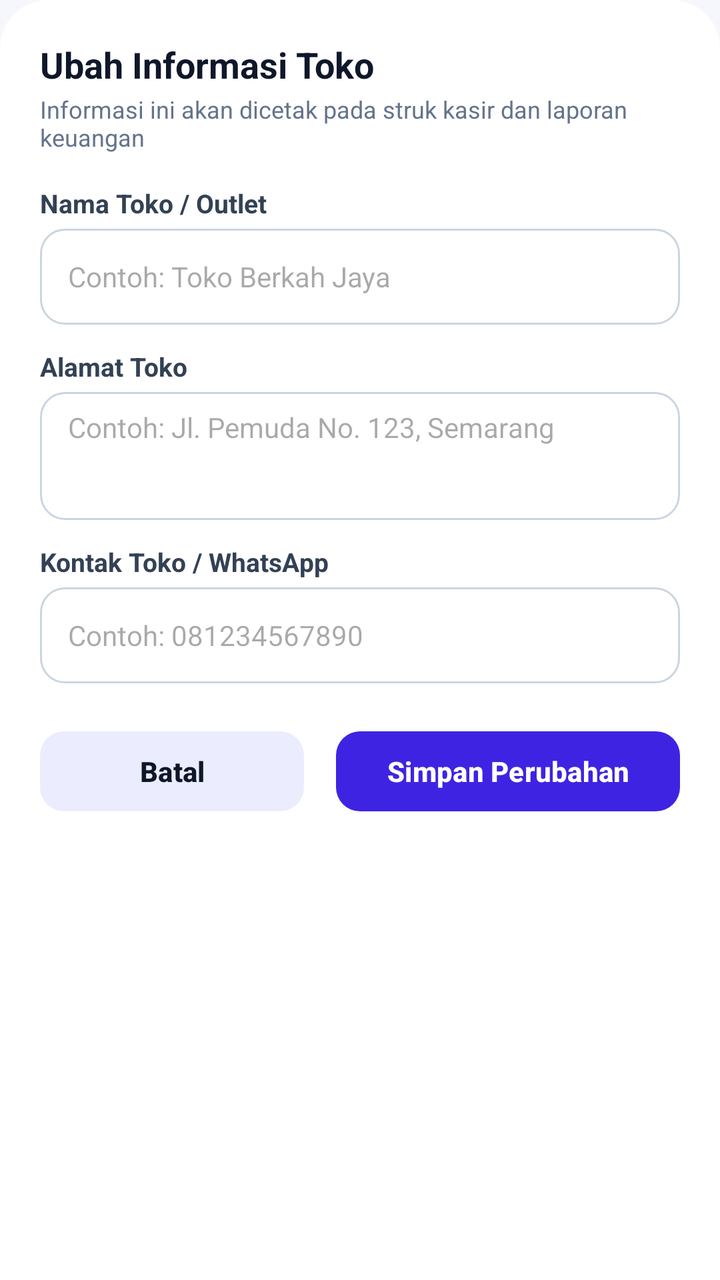
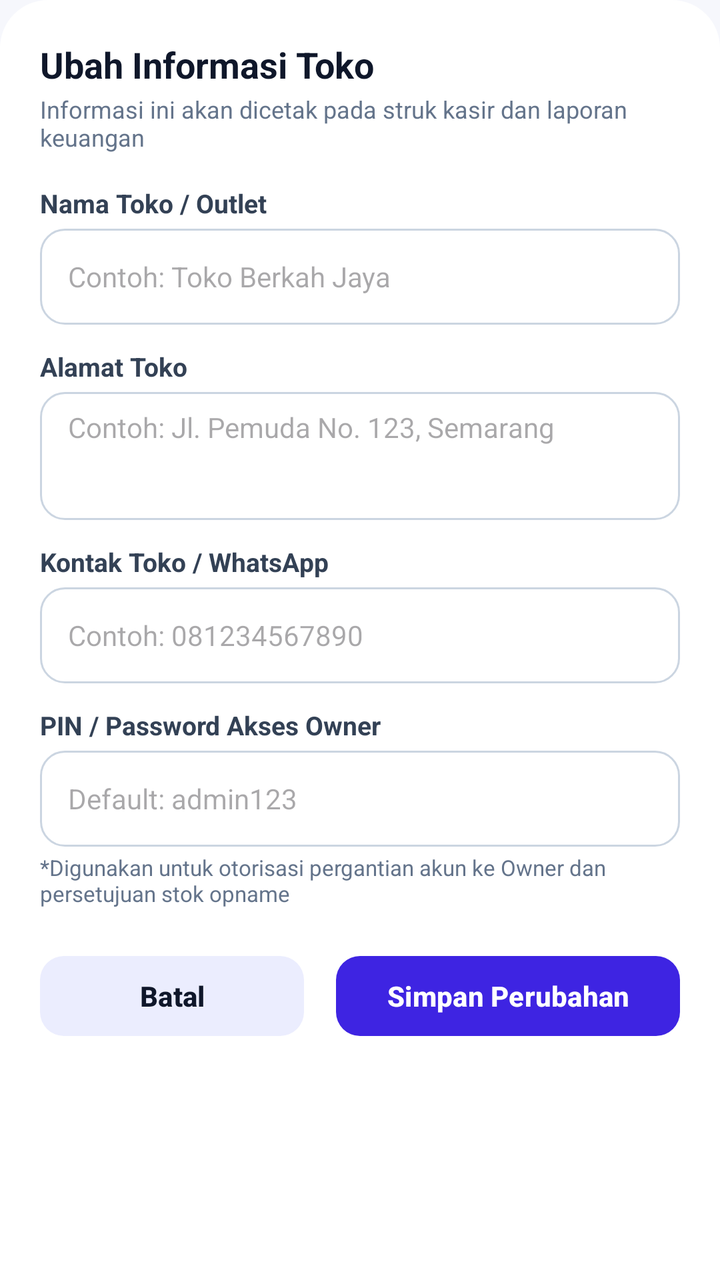

Two renders of the same Android screen: before a commit and after it. Below are the layout's source before the change and the commit's diff.
<!-- AndroidManifest.xml: application theme Theme.DenKasir -->
<!-- res/layout/dialog_edit_store_profile.xml -->
<?xml version="1.0" encoding="utf-8"?>
<androidx.core.widget.NestedScrollView
    xmlns:android="http://schemas.android.com/apk/res/android"
    xmlns:app="http://schemas.android.com/apk/res-auto"
    android:layout_width="match_parent"
    android:layout_height="wrap_content"
    android:background="@drawable/bg_bottom_sheet_card">

    <LinearLayout
        android:layout_width="match_parent"
        android:layout_height="wrap_content"
        android:orientation="vertical"
        android:padding="20dp">

        <TextView
            android:layout_width="wrap_content"
            android:layout_height="wrap_content"
            android:text="Ubah Informasi Toko"
            android:textSize="18sp"
            android:textStyle="bold"
            android:textColor="@color/text_primary" />

        <TextView
            android:layout_width="wrap_content"
            android:layout_height="wrap_content"
            android:text="Informasi ini akan dicetak pada struk kasir dan laporan keuangan"
            android:textSize="12sp"
            android:textColor="@color/text_secondary"
            android:layout_marginTop="2dp" />

        
        <TextView
            android:layout_width="wrap_content"
            android:layout_height="wrap_content"
            android:layout_marginTop="16dp"
            android:text="Nama Toko / Outlet"
            android:textSize="13sp"
            android:textStyle="bold"
            android:textColor="#334155" />

        <EditText
            android:id="@+id/etStoreName"
            android:layout_width="match_parent"
            android:layout_height="48dp"
            android:layout_marginTop="4dp"
            android:background="@drawable/bg_input_box"
            android:paddingHorizontal="14dp"
            android:hint="Contoh: Toko Berkah Jaya"
            android:textColor="#0F172A"
            android:textSize="14sp"
            android:singleLine="true" />

        
        <TextView
            android:layout_width="wrap_content"
            android:layout_height="wrap_content"
            android:layout_marginTop="12dp"
            android:text="Alamat Toko"
            android:textSize="13sp"
            android:textStyle="bold"
            android:textColor="#334155" />

        <EditText
            android:id="@+id/etStoreAddress"
            android:layout_width="match_parent"
            android:layout_height="64dp"
            android:layout_marginTop="4dp"
            android:background="@drawable/bg_input_box"
            android:paddingHorizontal="14dp"
            android:paddingVertical="8dp"
            android:gravity="top"
            android:hint="Contoh: Jl. Pemuda No. 123, Semarang"
            android:textColor="#0F172A"
            android:textSize="14sp"
            android:inputType="textMultiLine" />

        
        <TextView
            android:layout_width="wrap_content"
            android:layout_height="wrap_content"
            android:layout_marginTop="12dp"
            android:text="Kontak Toko / WhatsApp"
            android:textSize="13sp"
            android:textStyle="bold"
            android:textColor="#334155" />

        <EditText
            android:id="@+id/etStorePhone"
            android:layout_width="match_parent"
            android:layout_height="48dp"
            android:layout_marginTop="4dp"
            android:background="@drawable/bg_input_box"
            android:paddingHorizontal="14dp"
            android:hint="Contoh: 081234567890"
            android:textColor="#0F172A"
            android:textSize="14sp"
            android:inputType="phone"
            android:singleLine="true" />

        
        <LinearLayout
            android:layout_width="match_parent"
            android:layout_height="48dp"
            android:orientation="horizontal"
            android:layout_marginTop="20dp">

            <com.google.android.material.button.MaterialButton
                android:id="@+id/btnCancelEditStore"
                android:layout_width="0dp"
                android:layout_height="match_parent"
                android:layout_weight="1"
                android:text="Batal"
                android:textColor="@color/text_primary"
                android:textStyle="bold"
                app:backgroundTint="@color/purple_button_light"
                app:cornerRadius="12dp"
                android:layout_marginEnd="8dp" />

            <com.google.android.material.button.MaterialButton
                android:id="@+id/btnSaveEditStore"
                android:layout_width="0dp"
                android:layout_height="match_parent"
                android:layout_weight="1.3"
                android:text="Simpan Perubahan"
                android:textColor="@android:color/white"
                android:textStyle="bold"
                app:backgroundTint="#3E24E2"
                app:cornerRadius="12dp"
                android:layout_marginStart="8dp" />
        </LinearLayout>

    </LinearLayout>
</androidx.core.widget.NestedScrollView>
<!-- resources referenced by this layout -->
<resources>
  <color name="purple_button_light">#EBEDFE</color>
  <color name="text_primary">#0F172A</color>
  <color name="text_secondary">#64748B</color>
  <!-- drawable bg_bottom_sheet_card (drawable) -->
  <shape xmlns:android="http://schemas.android.com/apk/res/android">
      <solid android:color="@android:color/white" />
      <corners
          android:topLeftRadius="24dp"
          android:topRightRadius="24dp" />
  </shape>
  <!-- drawable bg_input_box (drawable) -->
  <shape xmlns:android="http://schemas.android.com/apk/res/android"
      android:shape="rectangle">
      <solid android:color="#FFFFFF" />
      <stroke
          android:width="1dp"
          android:color="#CBD5E1" />
      <corners android:radius="12dp" />
  </shape>
  <style name="Theme.DenKasir" parent="Theme.Material3.Light.NoActionBar">
          <item name="colorPrimary">@color/primary_purple</item>
          <item name="colorOnPrimary">@color/text_white</item>
          <item name="colorSurface">@color/bg_card</item>
          <item name="android:statusBarColor">@color/primary_purple_dark</item>
          <item name="android:windowLightStatusBar">false</item>
          <item name="android:windowBackground">@color/bg_screen</item>
      </style>
  <color name="primary_purple">#4A2BE6</color>
  <color name="text_white">#FFFFFF</color>
  <color name="bg_card">#FFFFFF</color>
  <color name="primary_purple_dark">#371EC4</color>
  <color name="bg_screen">#F6F7FC</color>
</resources>

<!-- the commit's change to res/layout/dialog_edit_store_profile.xml (unified diff, before → after) -->
@@ -98,6 +98,37 @@
             android:singleLine="true" />
 
         
+        <TextView
+            android:layout_width="wrap_content"
+            android:layout_height="wrap_content"
+            android:layout_marginTop="12dp"
+            android:text="PIN / Password Akses Owner"
+            android:textSize="13sp"
+            android:textStyle="bold"
+            android:textColor="#334155" />
+
+        <EditText
+            android:id="@+id/etStoreOwnerPassword"
+            android:layout_width="match_parent"
+            android:layout_height="48dp"
+            android:layout_marginTop="4dp"
+            android:background="@drawable/bg_input_box"
+            android:paddingHorizontal="14dp"
+            android:hint="Default: admin123"
+            android:textColor="#0F172A"
+            android:textSize="14sp"
+            android:inputType="textPassword"
+            android:singleLine="true" />
+
+        <TextView
+            android:layout_width="wrap_content"
+            android:layout_height="wrap_content"
+            android:layout_marginTop="3dp"
+            android:text="*Digunakan untuk otorisasi pergantian akun ke Owner dan persetujuan stok opname"
+            android:textSize="11sp"
+            android:textColor="#64748B" />
+
+        
         <LinearLayout
             android:layout_width="match_parent"
             android:layout_height="48dp"
